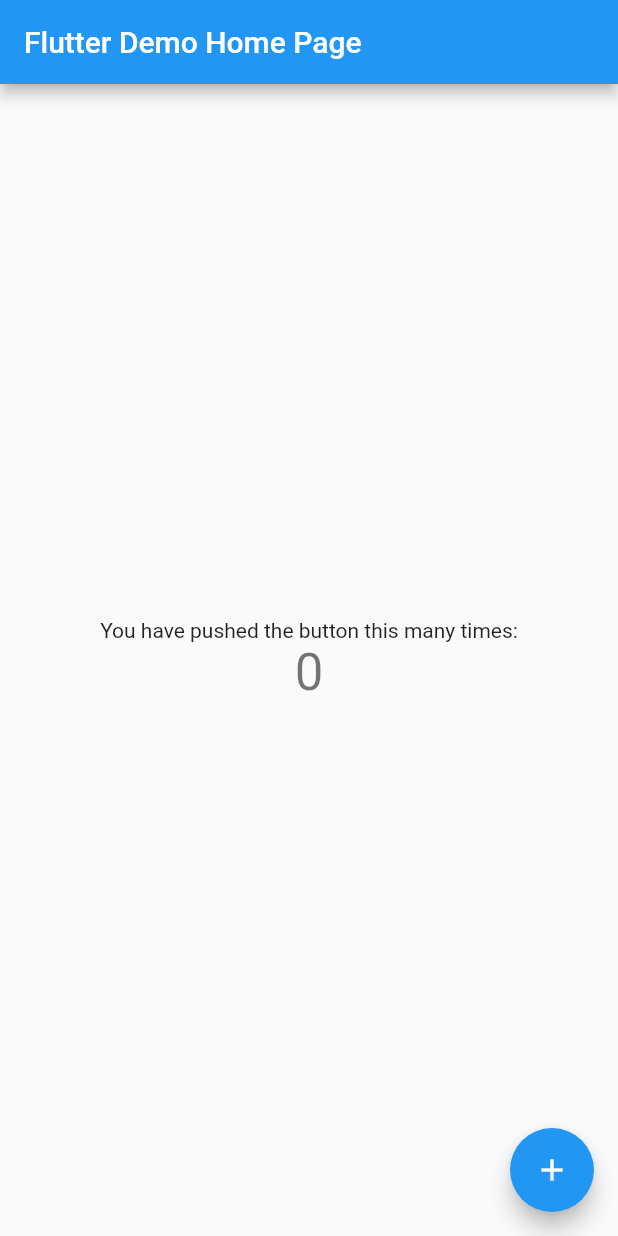
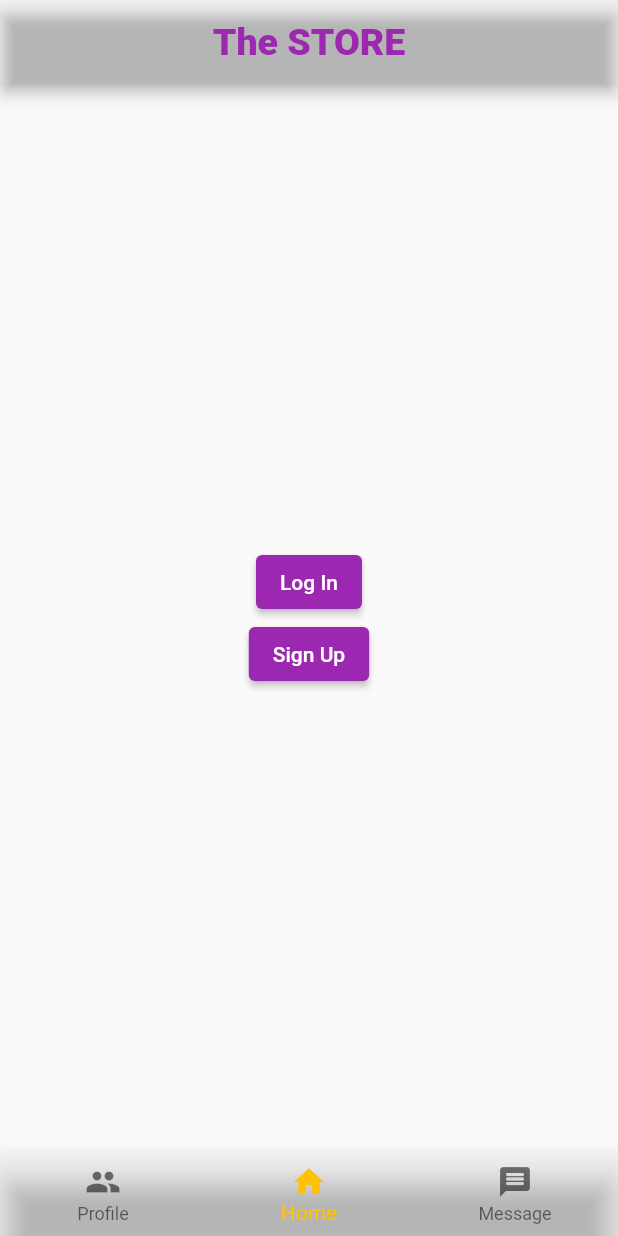
Before and after one commit to vk2122/authapp, a Flutter app: the screen it shows after launch, on a phone screen of 412 x 824 dp. Run offline on Flutter 3.47's test engine with Material 2 defaults, Android fonts, the phone set to English and light mode, and no system bars; our stand-ins replace firebase_core; accounts and stored records are empty.

Commit message:
pages ready

```diff
--- /dev/null
+++ b/authapp/lib/home.dart
@@ -0,0 +1,108 @@
+// ignore_for_file: prefer_const_constructors, prefer_const_literals_to_create_immutables, unused_field
+
+import 'package:authapp/login.dart';
+import 'package:authapp/register.dart';
+import 'package:flutter/material.dart';
+
+class HomePage extends StatefulWidget {
+  @override
+  State<HomePage> createState() => _HomePageState();
+}
+
+class _HomePageState extends State<HomePage> {
+
+  int _selectedIndex = 1;
+  static const TextStyle optionStyle =
+      TextStyle(fontSize: 30, fontWeight: FontWeight.bold);
+  static const List<Widget> _widgetOptions = <Widget>[
+    Text(
+      'Index 0 : Profile',
+      style: optionStyle,
+    ),
+    Text(
+      'Index 1 : Home',
+      style: optionStyle,
+    ),
+    Text(
+      'Index 2 : Message',
+      style: optionStyle,
+    ),
+  ];
+  void _onItemTapped(int index) {
+    setState(() {
+      _selectedIndex = index;
+    });
+  }
+
+  @override
+  Widget build(BuildContext context) {
+
+    double width = MediaQuery.of(context).size.width;
+    double height = MediaQuery.of(context).size.height;
+
+    List<Widget> homedata = <Widget>[];
+    homedata.add(Container(
+        child: Center(
+          child: Text("Profile Page"),
+        ),
+    ));
+    homedata.add(Center(
+        child: Column(
+          mainAxisAlignment: MainAxisAlignment.center,
+          children: <Widget>[
+            ElevatedButton(
+              onPressed: () {
+                Navigator.pushReplacement(
+                  context,
+                  MaterialPageRoute(builder: (context) => LoginPage())
+                );
+              },
+              child: Text("Log In")
+            ),
+            ElevatedButton(
+              onPressed: () {
+                Navigator.pushReplacement(
+                  context,
+                  MaterialPageRoute(builder: (context) => RegisterPage())
+                );
+              },
+              child: Text("Sign Up")
+            ),
+          ],
+        ),
+      ));
+    homedata.add(Container(
+        child: Center(
+          child: Text("Messaging Page"),
+        ),
+    ));
+    return Scaffold(
+      appBar: AppBar(
+        title: Text('The STORE',style: TextStyle(fontSize: 25, fontWeight: FontWeight.w800, color: Colors.purple)),
+        centerTitle: true,
+        backgroundColor: Colors.transparent,
+      ),
+      body: homedata.elementAt(_selectedIndex),
+      bottomNavigationBar: BottomNavigationBar(
+        backgroundColor: Colors.transparent,
+        items: <BottomNavigationBarItem>[
+          BottomNavigationBarItem(
+            icon: Icon(Icons.people),
+            label: 'Profile',
+          ),
+          BottomNavigationBarItem(
+            icon: Icon(Icons.home),
+            label: 'Home',
+          ),
+          BottomNavigationBarItem(
+            icon: Icon(Icons.message_rounded),
+            label: 'Message',
+          ),
+        ],
+        currentIndex: _selectedIndex,
+        selectedItemColor: Colors.amber,
+        onTap: _onItemTapped,
+      ),
+    );
+  }
+}
--- a/authapp/lib/main.dart
+++ b/authapp/lib/main.dart
@@ -1,115 +1,40 @@
+// ignore_for_file: deprecated_member_use
+
+import 'package:authapp/home.dart';
+import 'package:authapp/login.dart';
+import 'package:authapp/register.dart';
+import 'package:firebase_core/firebase_core.dart';
 import 'package:flutter/material.dart';
 
-void main() {
-  runApp(const MyApp());
+Future<void> main() async {
+  WidgetsFlutterBinding.ensureInitialized();
+  await Firebase.initializeApp();
+  runApp(MyApp());
 }
 
 class MyApp extends StatelessWidget {
-  const MyApp({Key? key}) : super(key: key);
-
-  // This widget is the root of your application.
   @override
   Widget build(BuildContext context) {
     return MaterialApp(
-      title: 'Flutter Demo',
+      debugShowCheckedModeBanner: false,
+      title: "The Store",
       theme: ThemeData(
-        // This is the theme of your application.
-        //
-        // Try running your application with "flutter run". You'll see the
-        // application has a blue toolbar. Then, without quitting the app, try
-        // changing the primarySwatch below to Colors.green and then invoke
-        // "hot reload" (press "r" in the console where you ran "flutter run",
-        // or simply save your changes to "hot reload" in a Flutter IDE).
-        // Notice that the counter didn't reset back to zero; the application
-        // is not restarted.
-        primarySwatch: Colors.blue,
+        brightness: Brightness.light,
+        primarySwatch: Colors.purple,
+        accentColor: Colors.amber,
       ),
-      home: const MyHomePage(title: 'Flutter Demo Home Page'),
+      darkTheme: ThemeData(
+        brightness: Brightness.dark,
+        primarySwatch: Colors.purple,
+        accentColor: Colors.amber,
+      ),
+      themeMode: ThemeMode.system,
+      initialRoute: "landing",
+      routes: {
+        'landing': (context) => HomePage(),
+        'login': (context) => const LoginPage(),
+        'register': (context) => const RegisterPage(),
+      },
     );
   }
 }
-
-class MyHomePage extends StatefulWidget {
-  const MyHomePage({Key? key, required this.title}) : super(key: key);
-
-  // This widget is the home page of your application. It is stateful, meaning
-  // that it has a State object (defined below) that contains fields that affect
-  // how it looks.
-
-  // This class is the configuration for the state. It holds the values (in this
-  // case the title) provided by the parent (in this case the App widget) and
-  // used by the build method of the State. Fields in a Widget subclass are
-  // always marked "final".
-
-  final String title;
-
-  @override
-  State<MyHomePage> createState() => _MyHomePageState();
-}
-
-class _MyHomePageState extends State<MyHomePage> {
-  int _counter = 0;
-
-  void _incrementCounter() {
-    setState(() {
-      // This call to setState tells the Flutter framework that something has
-      // changed in this State, which causes it to rerun the build method below
-      // so that the display can reflect the updated values. If we changed
-      // _counter without calling setState(), then the build method would not be
-      // called again, and so nothing would appear to happen.
-      _counter++;
-    });
-  }
-
-  @override
-  Widget build(BuildContext context) {
-    // This method is rerun every time setState is called, for instance as done
-    // by the _incrementCounter method above.
-    //
-    // The Flutter framework has been optimized to make rerunning build methods
-    // fast, so that you can just rebuild anything that needs updating rather
-    // than having to individually change instances of widgets.
-    return Scaffold(
-      appBar: AppBar(
-        // Here we take the value from the MyHomePage object that was created by
-        // the App.build method, and use it to set our appbar title.
-        title: Text(widget.title),
-      ),
-      body: Center(
-        // Center is a layout widget. It takes a single child and positions it
-        // in the middle of the parent.
-        child: Column(
-          // Column is also a layout widget. It takes a list of children and
-          // arranges them vertically. By default, it sizes itself to fit its
-          // children horizontally, and tries to be as tall as its parent.
-          //
-          // Invoke "debug painting" (press "p" in the console, choose the
-          // "Toggle Debug Paint" action from the Flutter Inspector in Android
-          // Studio, or the "Toggle Debug Paint" command in Visual Studio Code)
-          // to see the wireframe for each widget.
-          //
-          // Column has various properties to control how it sizes itself and
-          // how it positions its children. Here we use mainAxisAlignment to
-          // center the children vertically; the main axis here is the vertical
-          // axis because Columns are vertical (the cross axis would be
-          // horizontal).
-          mainAxisAlignment: MainAxisAlignment.center,
-          children: <Widget>[
-            const Text(
-              'You have pushed the button this many times:',
-            ),
-            Text(
-              '$_counter',
-              style: Theme.of(context).textTheme.headline4,
-            ),
-          ],
-        ),
-      ),
-      floatingActionButton: FloatingActionButton(
-        onPressed: _incrementCounter,
-        tooltip: 'Increment',
-        child: const Icon(Icons.add),
-      ), // This trailing comma makes auto-formatting nicer for build methods.
-    );
-  }
-}
--- a/authapp/pubspec.yaml
+++ b/authapp/pubspec.yaml
@@ -34,6 +34,9 @@
   # The following adds the Cupertino Icons font to your application.
   # Use with the CupertinoIcons class for iOS style icons.
   cupertino_icons: ^1.0.2
+  fluttertoast: ^8.0.9
+  firebase_auth: ^3.3.19
+  firebase_core: ^1.17.1
 
 dev_dependencies:
   flutter_test:
```
Also changed, not shown: authapp/lib/login.dart (added, +46 -0 lines), authapp/lib/register.dart (added, +47 -0 lines), authapp/pubspec.lock, 1 other file.
